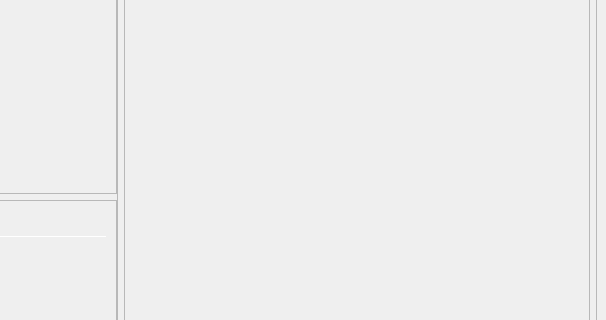
Above: src/qt/forms/overviewpage.ui from private-datagram/pdg-core before the change; both pictures show x 372 to 978 and y 378 to 698 of the 978 by 841 pixel window. Below: the same form after it.
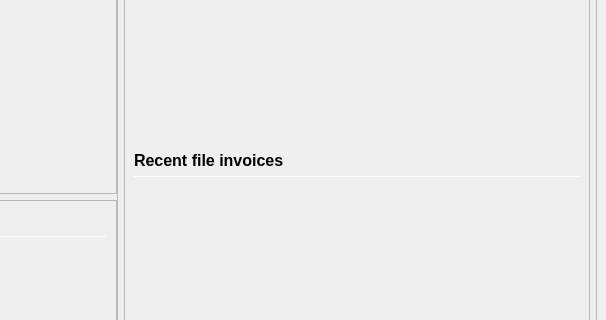
That is the form after the change.

Commit message: File invoices in overview page implementation. Files page UI updates. File restrictions implementation. Zero file invoice fix.

```diff
--- a/src/qt/forms/overviewpage.ui
+++ b/src/qt/forms/overviewpage.ui
@@ -1082,7 +1082,7 @@
                  <property name="frameShadow">
                   <enum>QFrame::Raised</enum>
                  </property>
-                 <layout class="QVBoxLayout" name="verticalLayout_1" stretch="0,0,0,0,0">
+                 <layout class="QVBoxLayout" name="verticalLayout_1" stretch="0,0,0,0,0,0,0,0">
                   <item>
                    <layout class="QHBoxLayout" name="horizontalLayout_2">
                     <item>
@@ -1160,6 +1160,105 @@
                   </item>
                   <item>
                    <widget class="QListView" name="listTransactions">
+                    <property name="sizePolicy">
+                     <sizepolicy hsizetype="Expanding" vsizetype="Expanding">
+                      <horstretch>0</horstretch>
+                      <verstretch>1</verstretch>
+                     </sizepolicy>
+                    </property>
+                    <property name="minimumSize">
+                     <size>
+                      <width>0</width>
+                      <height>288</height>
+                     </size>
+                    </property>
+                    <property name="maximumSize">
+                     <size>
+                      <width>16777215</width>
+                      <height>16777215</height>
+                     </size>
+                    </property>
+                    <property name="styleSheet">
+                     <string notr="true">QListView { background: transparent; }</string>
+                    </property>
+                    <property name="frameShape">
+                     <enum>QFrame::NoFrame</enum>
+                    </property>
+                    <property name="verticalScrollBarPolicy">
+                     <enum>Qt::ScrollBarAlwaysOff</enum>
+                    </property>
+                    <property name="horizontalScrollBarPolicy">
+                     <enum>Qt::ScrollBarAlwaysOff</enum>
+                    </property>
+                    <property name="selectionMode">
+                     <enum>QAbstractItemView::NoSelection</enum>
+                    </property>
+                   </widget>
+                  </item>
+                  <item>
+                   <layout class="QHBoxLayout" name="horizontalLayout_22">
+                    <item>
+                     <widget class="QLabel" name="label_42">
+                      <property name="minimumSize">
+                       <size>
+                        <width>0</width>
+                        <height>20</height>
+                       </size>
+                      </property>
+                      <property name="font">
+                       <font>
+                        <pointsize>12</pointsize>
+                        <weight>75</weight>
+                        <bold>true</bold>
+                       </font>
+                      </property>
+                      <property name="text">
+                       <string>Recent file invoices</string>
+                      </property>
+                     </widget>
+                    </item>
+                    <item>
+                     <spacer name="horizontalSpacer2">
+                      <property name="orientation">
+                       <enum>Qt::Horizontal</enum>
+                      </property>
+                      <property name="sizeHint" stdset="0">
+                       <size>
+                        <width>40</width>
+                        <height>20</height>
+                       </size>
+                      </property>
+                     </spacer>
+                    </item>
+                   </layout>
+                  </item>
+                  <item>
+                   <widget class="Line" name="line22">
+                    <property name="minimumSize">
+                     <size>
+                      <width>0</width>
+                      <height>1</height>
+                     </size>
+                    </property>
+                    <property name="maximumSize">
+                     <size>
+                      <width>16777215</width>
+                      <height>1</height>
+                     </size>
+                    </property>
+                    <property name="orientation">
+                     <enum>Qt::Horizontal</enum>
+                    </property>
+                   </widget>
+                  </item>
+                  <item>
+                   <widget class="QListView" name="listInvoices">
+                    <property name="sizePolicy">
+                     <sizepolicy hsizetype="Expanding" vsizetype="Expanding">
+                      <horstretch>0</horstretch>
+                      <verstretch>0</verstretch>
+                     </sizepolicy>
+                    </property>
                     <property name="minimumSize">
                      <size>
                       <width>0</width>
```
Left out of the diff: 6 changed lines with no effect on the pictures. The commit also changes 20 other files.
